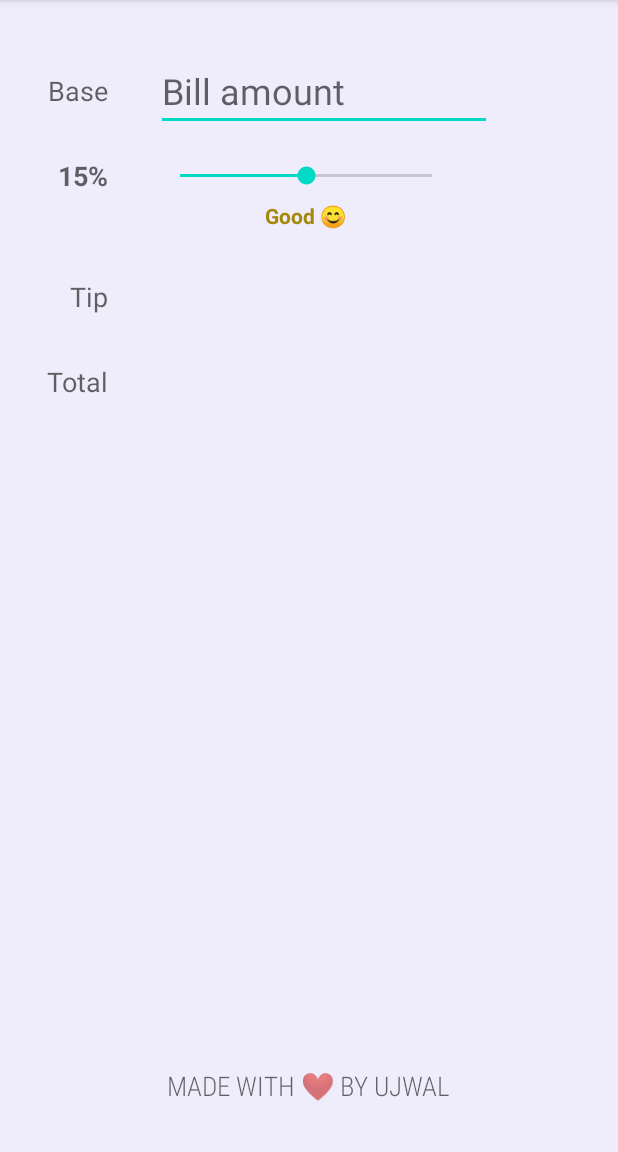
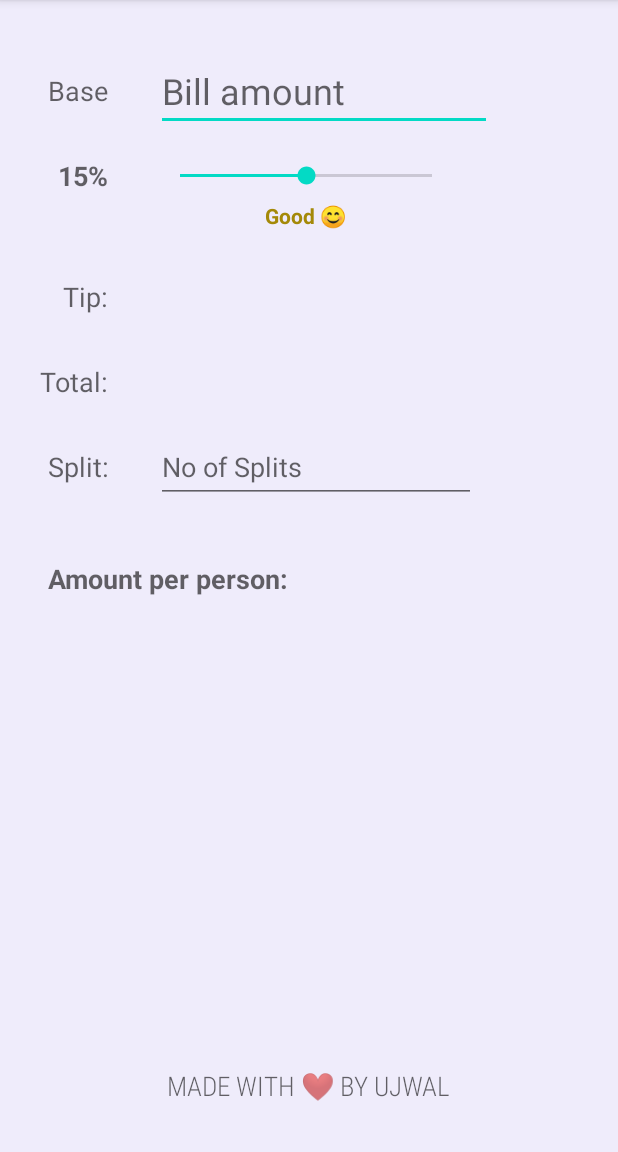
Before and after one commit to ujwal49/tippy, an Android app: the screen it shows after launch (MainActivity), on a phone screen of 412 x 824 dp, the part 84-1236 px from its top. Run offline under Robolectric (Android 15) with nearby library versions, the phone set to English and light mode, and no system bars.

Commit message:
Feat: Add split functionality

```diff
--- a/app/src/main/java/com/example/tippy/MainActivity.kt
+++ b/app/src/main/java/com/example/tippy/MainActivity.kt
@@ -10,6 +10,7 @@ import android.widget.EditText
 import android.widget.SeekBar
 import android.widget.TextView
 import androidx.core.content.ContextCompat
+import org.w3c.dom.Text
 
 private const val TAG = "MainActivity"
 private const val INITIAL_TIP_PERCENT = 15
@@ -21,6 +22,8 @@ class MainActivity : AppCompatActivity() {
     private lateinit var tvTipAmount: TextView
     private lateinit var tvTotalAmount: TextView
     private lateinit var tvTipDescription: TextView
+    private lateinit var etSplitNo: EditText
+    private lateinit var tvIndiAmount: TextView
 
     override fun onCreate(savedInstanceState: Bundle?) {
         super.onCreate(savedInstanceState)
@@ -32,6 +35,8 @@ class MainActivity : AppCompatActivity() {
         tvTipPercentLabel = findViewById(R.id.tvTipPercentLabel)
         tvTotalAmount = findViewById(R.id.tvTotalAmount)
         tvTipDescription = findViewById(R.id.tvTipDescription)
+        etSplitNo = findViewById(R.id.etSplitNo)
+        tvIndiAmount = findViewById(R.id.tvIndiAmount)
 
         tvTipPercentLabel.text = "$INITIAL_TIP_PERCENT%"
         seekBarTip.progress = INITIAL_TIP_PERCENT
@@ -55,10 +60,45 @@ class MainActivity : AppCompatActivity() {
             override fun onTextChanged(p0: CharSequence?, p1: Int, p2: Int, p3: Int) {}
 
             override fun afterTextChanged(p0: Editable?) {
-             Log.i(TAG, "after Text Changed $p0")
+//             Log.i(TAG, "after Text Changed $p0")
              computeTipTotal()
             }
         })
+
+        etSplitNo.addTextChangedListener(object : TextWatcher{
+            override fun beforeTextChanged(p0: CharSequence?, p1: Int, p2: Int, p3: Int) {
+
+            }
+
+            override fun onTextChanged(p0: CharSequence?, p1: Int, p2: Int, p3: Int) {
+
+            }
+
+            override fun afterTextChanged(p0: Editable?) {
+//                Log.i(TAG, "yes i can split this!")
+                computeIndividialAmount()
+            }
+
+        })
+
+
+    }
+
+    private fun computeIndividialAmount() {
+        if(etSplitNo.text.isEmpty() || etBaseAmount.text.isEmpty()){
+            tvIndiAmount.text = ""
+            return
+        }
+        //1. get the value of no of splits and total amount.
+        val splitNo = etSplitNo.text.toString().toDouble()
+        val totalAmount = tvTotalAmount.text.toString().toDouble()
+
+        //2. Compute the no of splits.
+        val noOfSplits = totalAmount/splitNo
+
+        //3. update the value of indi amount
+        tvIndiAmount.text = "%.2f".format(noOfSplits)
+
     }
 
     private fun updateTipDescription(tipPercent: Int) {
--- a/app/src/main/res/layout/activity_main.xml
+++ b/app/src/main/res/layout/activity_main.xml
@@ -36,7 +36,7 @@
         android:layout_width="wrap_content"
         android:layout_height="wrap_content"
         android:layout_marginTop="56dp"
-        android:text="Tip"
+        android:text="Tip:"
         android:textAppearance="@style/TextAppearance.AppCompat.Medium"
         app:layout_constraintEnd_toEndOf="@+id/tvBaseLabel"
         app:layout_constraintTop_toBottomOf="@+id/tvTipPercentLabel" />
@@ -46,11 +46,10 @@
         android:layout_width="wrap_content"
         android:layout_height="wrap_content"
         android:layout_marginTop="32dp"
-        android:text="Total"
+        android:text="Total:"
         android:textAppearance="@style/TextAppearance.AppCompat.Medium"
         app:layout_constraintEnd_toEndOf="@id/tvBaseLabel"
-        app:layout_constraintTop_toBottomOf="@+id/tvTipLabel"
-        tools:layout_editor_absoluteX="31dp" />
+        app:layout_constraintTop_toBottomOf="@+id/tvTipLabel" />
 
     <!-- Views on right side -->
     <EditText
@@ -118,4 +117,52 @@
         app:layout_constraintStart_toStartOf="@+id/seekBarTip"
         app:layout_constraintTop_toBottomOf="@+id/seekBarTip"
         tools:text="Acceptable" />
+
+    <TextView
+        android:id="@+id/textView2"
+        android:layout_width="wrap_content"
+        android:layout_height="wrap_content"
+        android:layout_marginStart="32dp"
+        android:layout_marginTop="32dp"
+        android:text="Split:"
+        android:textAppearance="@style/TextAppearance.AppCompat.Medium"
+        app:layout_constraintStart_toStartOf="parent"
+        app:layout_constraintTop_toBottomOf="@+id/tvTotalLabel" />
+
+    <EditText
+        android:id="@+id/etSplitNo"
+        android:layout_width="wrap_content"
+        android:layout_height="wrap_content"
+        android:ems="10"
+        android:hint="No of Splits"
+        android:inputType="number|textPersonName"
+        android:minHeight="48dp"
+        app:layout_constraintBottom_toBottomOf="@+id/textView2"
+        app:layout_constraintStart_toStartOf="@+id/tvTotalAmount"
+        app:layout_constraintTop_toTopOf="@+id/textView2" />
+
+    <TextView
+        android:id="@+id/textView3"
+        android:layout_width="wrap_content"
+        android:layout_height="wrap_content"
+        android:layout_marginStart="32dp"
+        android:layout_marginTop="50dp"
+        android:text="Amount per person:"
+        android:textAppearance="@style/TextAppearance.AppCompat.Medium"
+        android:textStyle="bold"
+        app:layout_constraintStart_toStartOf="parent"
+        app:layout_constraintTop_toBottomOf="@+id/textView2" />
+
+    <TextView
+        android:id="@+id/tvIndiAmount"
+        android:layout_width="wrap_content"
+        android:layout_height="wrap_content"
+        android:layout_marginStart="120dp"
+        android:textAppearance="@style/TextAppearance.AppCompat.Large"
+        app:layout_constraintBottom_toBottomOf="@+id/textView3"
+        app:layout_constraintStart_toStartOf="@+id/etSplitNo"
+        app:layout_constraintTop_toTopOf="@+id/textView3"
+        app:layout_constraintVertical_bias="0.0"
+        tools:text="20" />
+
 </androidx.constraintlayout.widget.ConstraintLayout>
```
